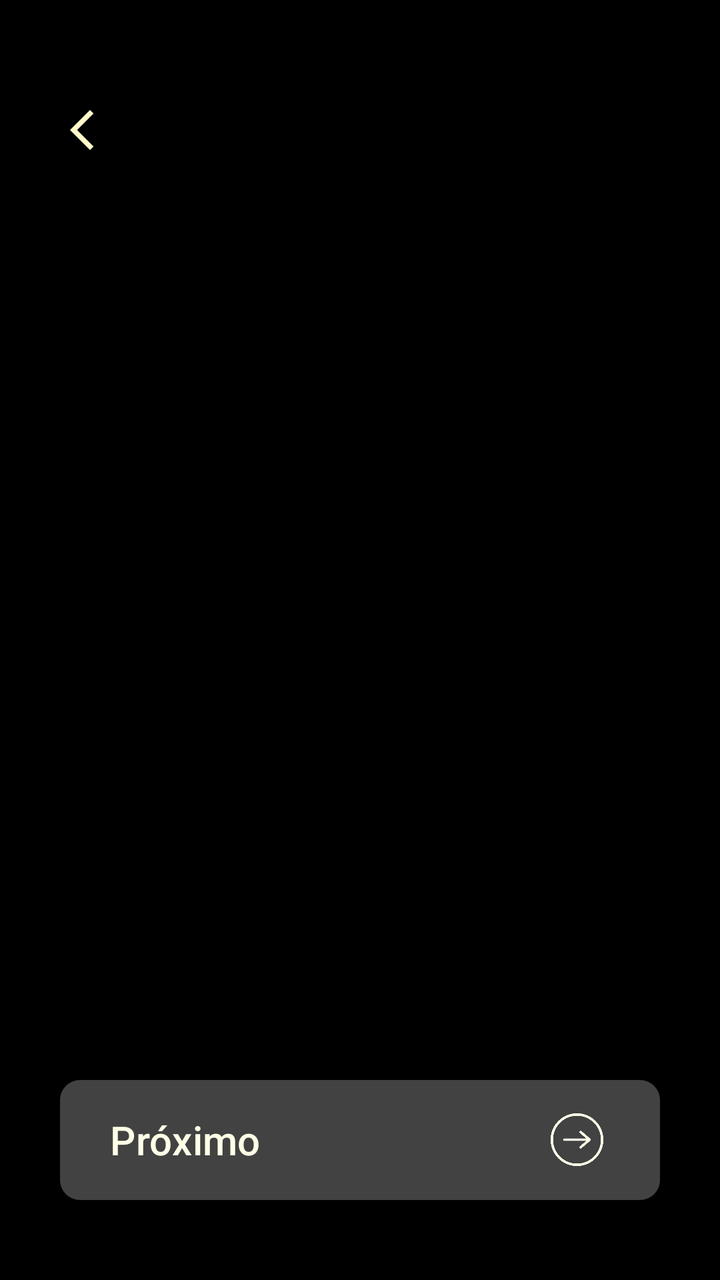
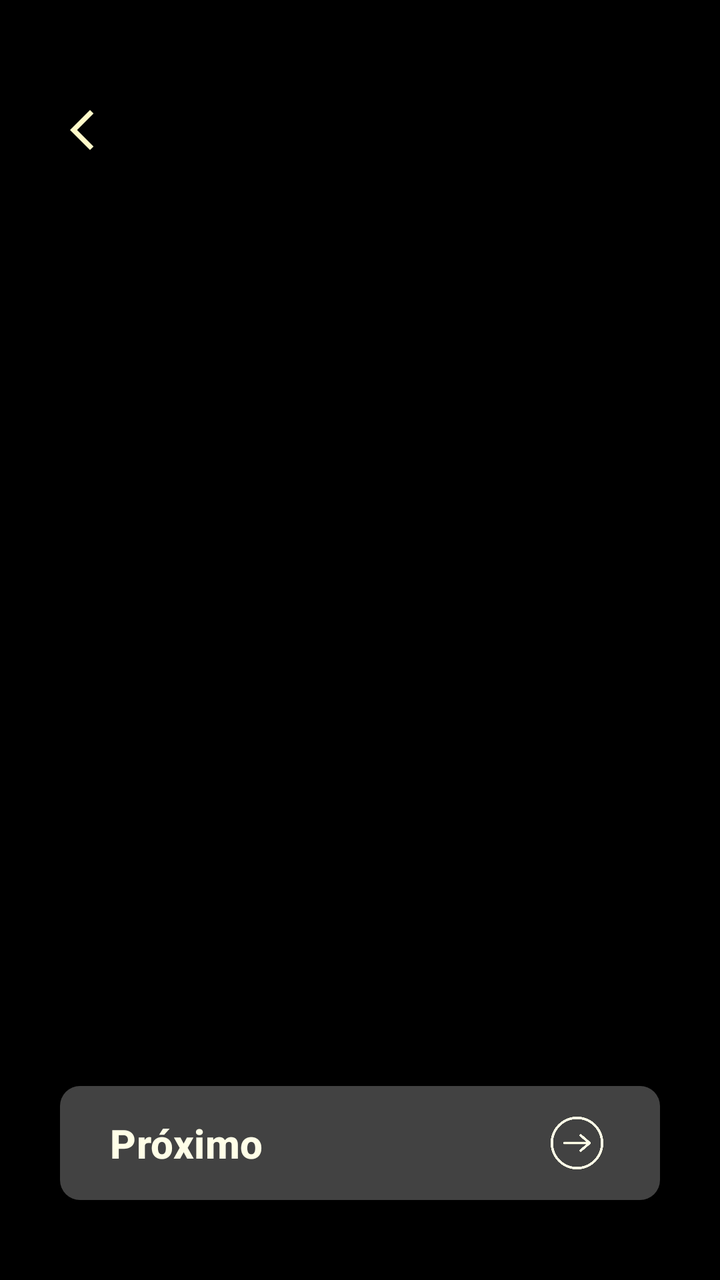

An Android layout rendered at two revisions. The XML below is the earlier revision; the diff shows what the commit changed to produce the second picture.
<!-- AndroidManifest.xml: application theme Theme.Monaly -->
<!-- res/layout/activity_onboarding.xml -->
<?xml version="1.0" encoding="utf-8"?>
<androidx.constraintlayout.widget.ConstraintLayout
    xmlns:android="http://schemas.android.com/apk/res/android"
    xmlns:app="http://schemas.android.com/apk/res-auto"
    android:layout_width="match_parent"
    android:layout_height="match_parent"
    android:background="@color/black">

    <androidx.viewpager2.widget.ViewPager2
        android:id="@+id/viewPagerOnboarding"
        android:layout_width="0dp"
        android:layout_height="0dp"
        app:layout_constraintBottom_toTopOf="@+id/buttonNext"
        app:layout_constraintEnd_toEndOf="parent"
        app:layout_constraintStart_toStartOf="parent"
        app:layout_constraintTop_toTopOf="parent" />

    <androidx.appcompat.widget.AppCompatButton
        android:id="@+id/buttonBack"
        android:contentDescription="Botão de voltar"
        android:layout_width="60dp"
        android:layout_height="60dp"
        android:layout_marginStart="20dp"
        android:layout_marginTop="35dp"
        android:background="@drawable/drawable_background_button_round_transparent"
        android:drawableStart="@drawable/icon_arrow_back_ios"
        android:paddingStart="15dp"
        app:layout_constraintStart_toStartOf="parent"
        app:layout_constraintTop_toTopOf="parent" />

    <com.google.android.material.button.MaterialButton
        android:id="@+id/buttonNext"
        android:layout_width="0dp"
        android:layout_height="60dp"
        android:layout_marginStart="30dp"
        android:layout_marginEnd="30dp"
        android:layout_marginBottom="40dp"
        android:background="@drawable/drawable_background_button_gray_dark_10_dp"
        android:gravity="start|center_vertical"
        android:paddingStart="25dp"
        android:paddingEnd="25dp"
        android:text="@string/onboarding_bottom_next"
        android:textAllCaps="false"
        android:textColor="@color/bage_neutral"
        android:textSize="20sp"
        android:textStyle="normal"
        app:backgroundTint="@color/gray_dark"
        app:cornerRadius="10dp"
        app:icon="@drawable/ic_arrow_right_bage_neutral"
        app:iconGravity="end"
        app:iconSize="33dp"
        app:iconTint="@null"
        app:layout_constraintBottom_toBottomOf="parent"
        app:layout_constraintEnd_toEndOf="parent"
        app:layout_constraintStart_toStartOf="parent" />

</androidx.constraintlayout.widget.ConstraintLayout>
<!-- resources referenced by this layout -->
<resources>
  <color name="bage_neutral">#fffee7</color>
  <color name="black">#000000</color>
  <color name="gray_dark">#424242</color>
  <!-- drawable drawable_background_button_gray_dark_10_dp (drawable) -->
  <?xml version="1.0" encoding="utf-8"?>
  <shape xmlns:android="http://schemas.android.com/apk/res/android">
  
      <corners android:radius="10dp"/>
      <solid android:color="@color/gray_dark"/>
  
  </shape>
  <!-- drawable drawable_background_button_round_transparent (drawable) -->
  <?xml version="1.0" encoding="utf-8"?>
  <shape xmlns:android="http://schemas.android.com/apk/res/android"
  
      android:shape="rectangle">
      <corners android:radius="100dp"/>
  
  </shape>
  <!-- drawable ic_arrow_right_bage_neutral: png bitmap (drawable, 3728 bytes) -->
  <!-- drawable icon_arrow_back_ios (drawable) -->
  <vector xmlns:android="http://schemas.android.com/apk/res/android" android:autoMirrored="true" android:height="24dp" android:tint="#FFFAC9" android:viewportHeight="960" android:viewportWidth="960" android:width="24dp">
        
      <path android:fillColor="@android:color/white" android:pathData="M400,880L0,480L400,80L471,151L142,480L471,809L400,880Z"/>
      
  </vector>
  <string name="onboarding_bottom_next">Próximo</string>
  <style name="Theme.Monaly" parent="Base.Theme.Monaly" />
  <style name="Base.Theme.Monaly" parent="Theme.Material3.DayNight.NoActionBar">
  
          <item name="android:navigationBarColor">@color/black</item>
  
      </style>
</resources>

<!-- the commit's change to res/layout/activity_onboarding.xml (unified diff, before → after) -->
@@ -10,7 +10,7 @@
         android:id="@+id/viewPagerOnboarding"
         android:layout_width="0dp"
         android:layout_height="0dp"
-        app:layout_constraintBottom_toTopOf="@+id/buttonNext"
+        app:layout_constraintBottom_toBottomOf="parent"
         app:layout_constraintEnd_toEndOf="parent"
         app:layout_constraintStart_toStartOf="parent"
         app:layout_constraintTop_toTopOf="parent" />
@@ -31,7 +31,7 @@
     <com.google.android.material.button.MaterialButton
         android:id="@+id/buttonNext"
         android:layout_width="0dp"
-        android:layout_height="60dp"
+        android:layout_height="57dp"
         android:layout_marginStart="30dp"
         android:layout_marginEnd="30dp"
         android:layout_marginBottom="40dp"
<!-- resource entries referenced after the edit -->
@@ -26,7 +26,7 @@
       <path android:fillColor="@android:color/white" android:pathData="M400,880L0,480L400,80L471,151L142,480L471,809L400,880Z"/>
       
   </vector>
-  <string name="onboarding_bottom_next">Próximo</string>
+  <string name="onboarding_bottom_next"><b>Próximo</b></string>
   <style name="Theme.Monaly" parent="Base.Theme.Monaly" />
   <style name="Base.Theme.Monaly" parent="Theme.Material3.DayNight.NoActionBar">
   
